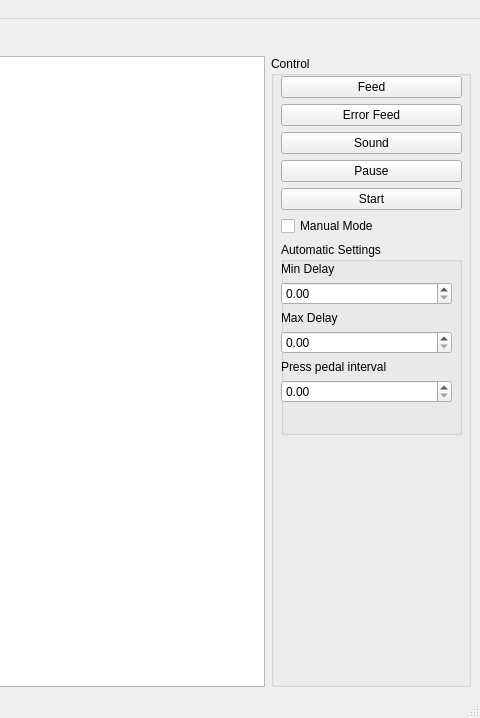
Qt form mainwindow.ui (ByxoiPetrovi4/RabbitExperimentGUI) before a commit; both pictures show x 456 to 936 and y 0 to 718 of the 936 by 718 pixel window.
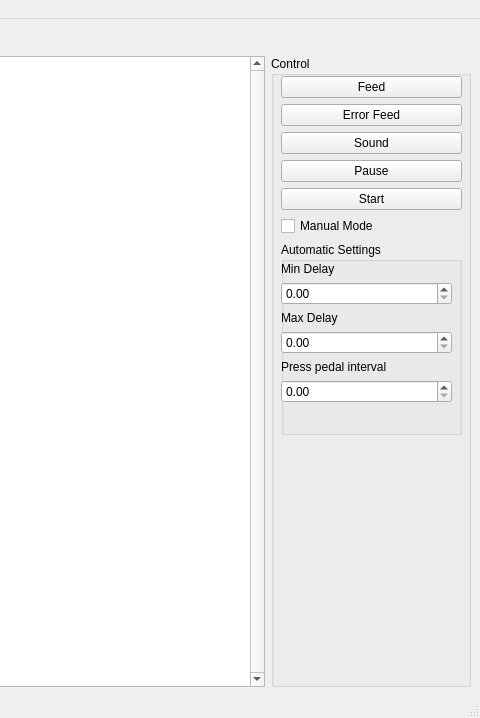
The same form after that commit.

Commit message: Added serial read functional, scrollbar fixed

What changed in the file:
```diff
--- a/mainwindow.ui
+++ b/mainwindow.ui
@@ -63,13 +63,25 @@
       <item>
        <layout class="QHBoxLayout" name="horizontalLayout">
         <item>
-         <widget class="QTextBrowser" name="textBrowser">
+         <widget class="QPlainTextEdit" name="plainTextEdit">
           <property name="sizePolicy">
            <sizepolicy hsizetype="Minimum" vsizetype="Expanding">
             <horstretch>80</horstretch>
             <verstretch>0</verstretch>
            </sizepolicy>
           </property>
+          <property name="verticalScrollBarPolicy">
+           <enum>Qt::ScrollBarAlwaysOn</enum>
+          </property>
+          <property name="horizontalScrollBarPolicy">
+           <enum>Qt::ScrollBarAlwaysOff</enum>
+          </property>
+          <property name="sizeAdjustPolicy">
+           <enum>QAbstractScrollArea::AdjustToContentsOnFirstShow</enum>
+          </property>
+          <property name="readOnly">
+           <bool>true</bool>
+          </property>
          </widget>
         </item>
         <item>
```
The commit also changes 3 other files.
